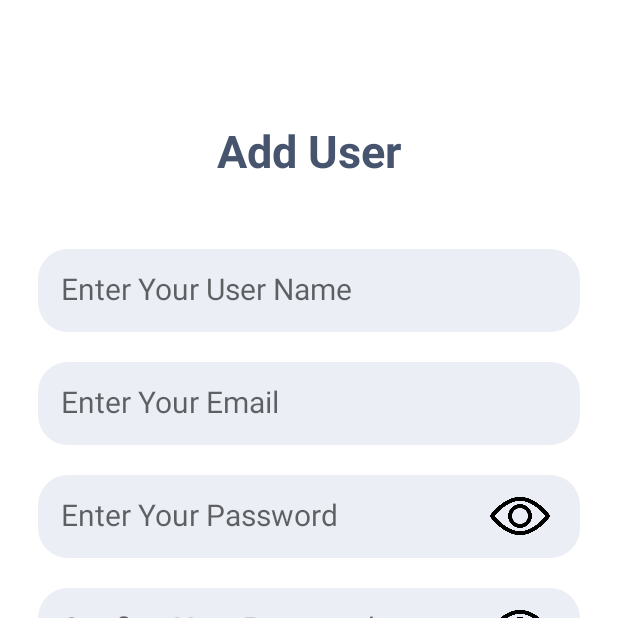
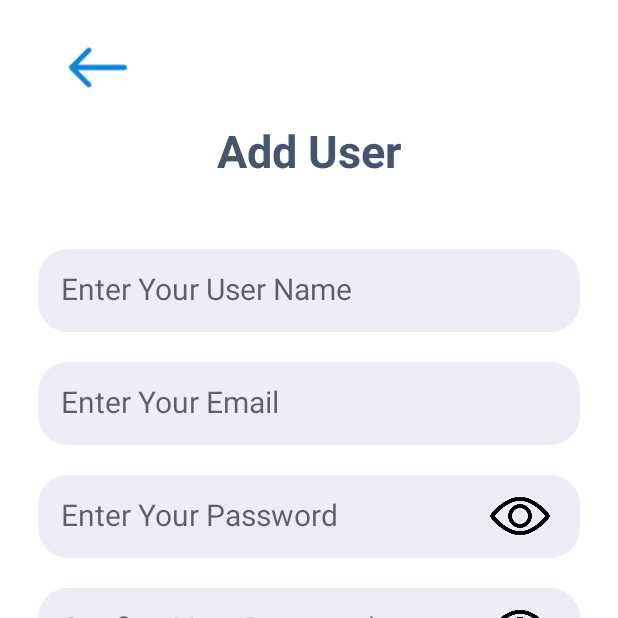
Before and after one commit to SalaheddineOBT/Login-Register-CRUD-With-Kotlin-and-PHP-MySQL, an Android app: the MainActivity screen opened directly, with no data from a screen before it, after a tap on "Add User", on a phone screen of 412 x 824 dp, the top half of it. Run offline under Robolectric (Android 15) with nearby library versions, the phone set to English and light mode, and no system bars; libraries missing offline, so code that uses them is left out: com.facebook, com.facebook.login; network calls fail.

Commit message:
save changes

```diff
--- /dev/null
+++ b/Kotlin/app/src/main/java/com/example/myapplication/User.kt
@@ -0,0 +1,5 @@
+package com.example.myapplication
+
+class User (val id:Int,val username:String,val email:String) {
+
+}
--- a/Kotlin/app/src/main/java/com/example/myapplication/usermanager.kt
+++ b/Kotlin/app/src/main/java/com/example/myapplication/usermanager.kt
@@ -19,8 +19,9 @@ class usermanager : AppCompatActivity() {
         val ConfirmasswordInp:EditText=findViewById(R.id.ConfirmasswordInp)
         val showp:ImageView=findViewById(R.id.showhidepassbt)
         val showc:ImageView=findViewById(R.id.showhidepassCbt)
+        val back:ImageView=findViewById(R.id.back)
         var methd:String=intent.getStringExtra("Methode").toString()
-
+        back.setOnClickListener{ finish() }
         titletext.text = methd
         btnuser.text = methd
 
@@ -63,14 +64,7 @@ class usermanager : AppCompatActivity() {
         }
 
         btnuser.setOnClickListener{
-            when(methd){
-                "Add User" -> {
 
-                }
-                "Update User" -> {
-
-                }
-            }
         }
 
 
--- a/Kotlin/app/src/main/res/layout/activity_usermanager.xml
+++ b/Kotlin/app/src/main/res/layout/activity_usermanager.xml
@@ -10,8 +10,14 @@
         android:gravity="center"
         android:paddingRight="25dp"
         android:paddingLeft="25dp"
-        android:layout_height="match_parent"
-        android:orientation="vertical">
+        android:layout_height="match_parent">
+
+        <ImageView
+            android:layout_width="80dp"
+            android:layout_height="50dp"
+            android:src="@drawable/back"
+            android:id="@+id/back"
+            android:layout_marginTop="20dp" />
 
         <TextView
             android:id="@+id/titletext"
```
Also changed, not shown: Kotlin/app/src/main/java/com/example/myapplication/Listofusers.kt (+16 -13 lines), Kotlin/app/src/main/java/com/example/myapplication/MyAdapter.kt (added, +28 -0 lines), Kotlin/app/src/main/res/layout/activity_listofusers.xml (+28 -7 lines), Kotlin/app/src/main/res/layout/listingusers.xml (+6 -11 lines), Kotlin/app/src/main/res/drawable/back.png (added).
